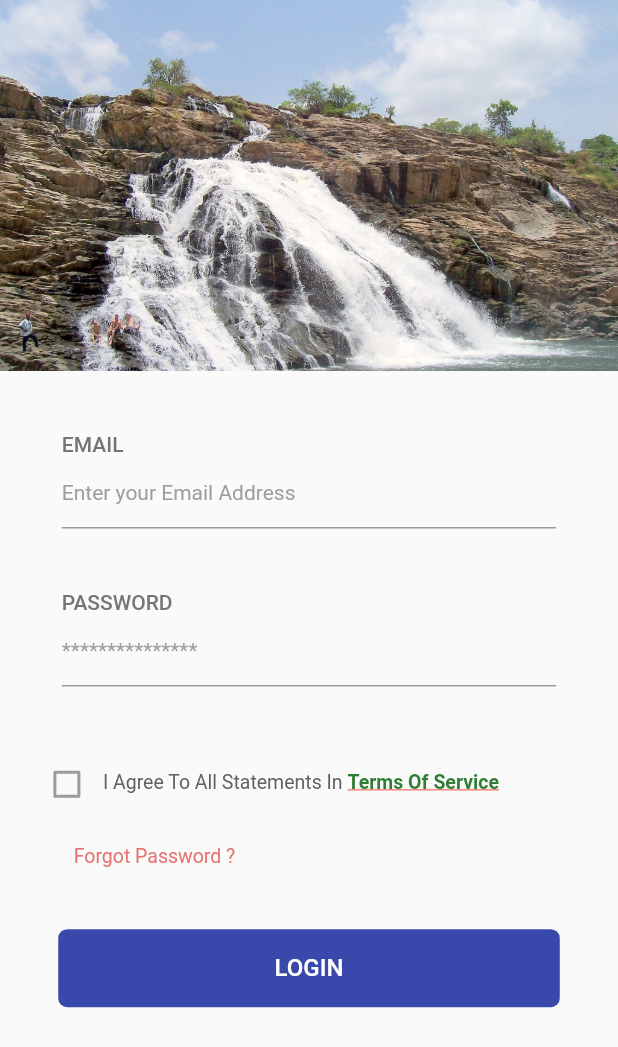
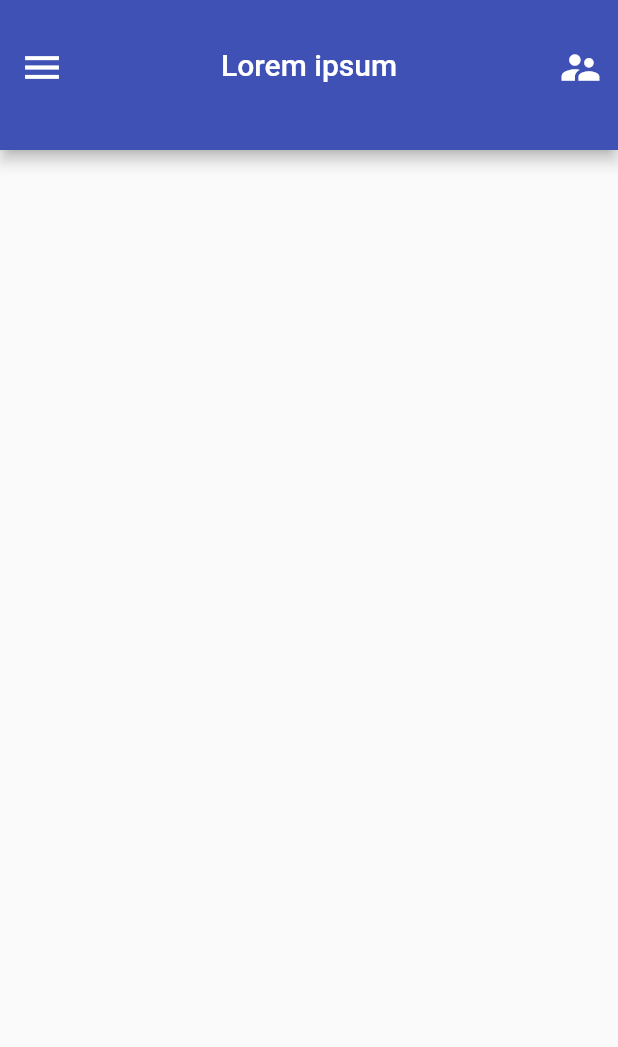
Before and after one commit to ghost-corp/niger_app, a Flutter app: the LoginPage screen opened by its route, after a tap on "LOGIN", on a phone screen of 412 x 824 dp. Shown: the top 1047 px of the screen. Run offline on Flutter 3.47's test engine with Material 2 defaults, Android fonts, the phone set to English and light mode, and no system bars; missing offline and left inert: fancy_on_boarding.

Commit message:
home page init design

```diff
--- a/lib/authentication/login.dart
+++ b/lib/authentication/login.dart
@@ -170,7 +170,9 @@ class _LoginPageState extends State<LoginPage> {
                           padding: EdgeInsets.only(top: height * 0.05),
                           child: Center(
                             child: FlatButton(
-                              onPressed: () {},
+                              onPressed: () {
+                                Navigator.pushNamed(context, "home");
+                              },
                               padding: EdgeInsets.symmetric(
                                   vertical: height * 0.02,
                                   horizontal: width * 0.35),
--- a/lib/authentication/signup.dart
+++ b/lib/authentication/signup.dart
@@ -165,7 +165,7 @@ class _SignUpPageState extends State<SignUpPage> {
                                 value: checkedValue,
                               ),
                               Padding(
-                                padding:  EdgeInsets.only(top: 15.0),
+                                padding: EdgeInsets.only(top: 15.0),
                                 child: GestureDetector(
                                   child: RichText(
                                       text: TextSpan(
--- /dev/null
+++ b/lib/home.dart
@@ -0,0 +1,55 @@
+import 'package:flutter/material.dart';
+
+class Home extends StatelessWidget {
+  @override
+  Widget build(BuildContext context) {
+    return Scaffold(
+      body: Center(
+        child: Column(
+          children: <Widget>[
+
+          ],
+        ),
+      ),
+      drawer: Drawer(),
+      appBar: PreferredSize(
+        preferredSize: Size.fromHeight(100),
+        child: CustomAppBar(),
+      ),
+    );
+  }
+}
+
+class CustomAppBar extends StatelessWidget {
+  @override
+  Widget build(BuildContext context) {
+    return AppBar(
+      leading: Padding(
+        padding: EdgeInsets.only(top: 30),
+        child: GestureDetector(
+          onTap: () {
+            Scaffold.of(context).openDrawer();
+          },
+          child: Icon(
+            Icons.menu,
+            size: 30,
+          ),
+        ),
+      ),
+      title: Padding(
+        padding: EdgeInsets.only(top: 30),
+        child: Text("Lorem ipsum"),
+      ),
+      centerTitle: true,
+      actions: <Widget>[
+        Padding(
+          padding: EdgeInsets.only(top: 30, right: 10, left: 10),
+          child: Icon(
+            Icons.supervisor_account,
+            size: 30,
+          ),
+        )
+      ],
+    );
+  }
+}
--- a/lib/main.dart
+++ b/lib/main.dart
@@ -2,6 +2,7 @@ import 'package:flutter/material.dart';
 import 'package:niger_app/authentication/login.dart';
 import 'package:niger_app/authentication/signup.dart';
 import 'package:niger_app/widgets/onboarding.dart';
+import 'home.dart';
 
 void main() => runApp(MyApp());
 
@@ -28,7 +29,8 @@ class MyApp extends StatelessWidget {
       routes: {
         "Login": (context) => LoginPage(),
         "signup": (context) => SignUpPage(),
-        "onboarding": (context) => OnBoarding()
+        "onboarding": (context) => OnBoarding(),
+        "home": (context) => Home()
       },
     );
   }
--- a/lib/widgets/onboarding.dart
+++ b/lib/widgets/onboarding.dart
@@ -9,7 +9,6 @@ class OnBoarding extends StatefulWidget {
 class _OnBoardingState extends State<OnBoarding> {
   @override
   Widget build(BuildContext context) {
-
     final pageList = [
       PageModel(
           color: Colors.grey.shade300,
@@ -19,14 +18,9 @@ class _OnBoardingState extends State<OnBoarding> {
             "Lorem ipsum dolor sit amet, consetetur sadipscing elitr, sed"
             " diam nonumy eirmod tempor invidunt ut labore et dolore.",
             textAlign: TextAlign.center,
-          style: TextStyle(
-            color: Colors.grey.shade600,
-            fontSize: 22
+            style: TextStyle(color: Colors.grey.shade600, fontSize: 22),
           ),
-        ),
-        iconAssetPath: ""
-      ),
-
+          iconAssetPath: ""),
       PageModel(
           color: Colors.grey.shade300,
           heroAssetPath: "assets/images/gov.jpg",
@@ -35,14 +29,9 @@ class _OnBoardingState extends State<OnBoarding> {
             "Lorem ipsum dolor sit amet, consetetur sadipscing elitr, sed"
             " diam nonumy eirmod tempor invidunt ut labore et dolore.",
             textAlign: TextAlign.center,
-            style: TextStyle(
-                color: Colors.grey.shade600,
-                fontSize: 22
+            style: TextStyle(color: Colors.grey.shade600, fontSize: 22),
           ),
-          ),
-        iconAssetPath: ""
-      ),
-
+          iconAssetPath: ""),
       PageModel(
           color: Colors.grey.shade300,
           heroAssetPath: "assets/images/roundabout.jpg",
@@ -51,13 +40,9 @@ class _OnBoardingState extends State<OnBoarding> {
             "Lorem ipsum dolor sit amet, consetetur sadipscing elitr, sed"
             " diam nonumy eirmod tempor invidunt ut labore et dolore.",
             textAlign: TextAlign.center,
-            style: TextStyle(
-                color: Colors.grey.shade600,
-                fontSize: 22
+            style: TextStyle(color: Colors.grey.shade600, fontSize: 22),
           ),
-          ),
-        iconAssetPath: ""
-      )
+          iconAssetPath: "")
     ];
 
     return Scaffold(
```
Also changed, not shown: lib/widgets/loading.dart (+6 -12 lines). Lines whose indentation alone changed are shown as unchanged.
